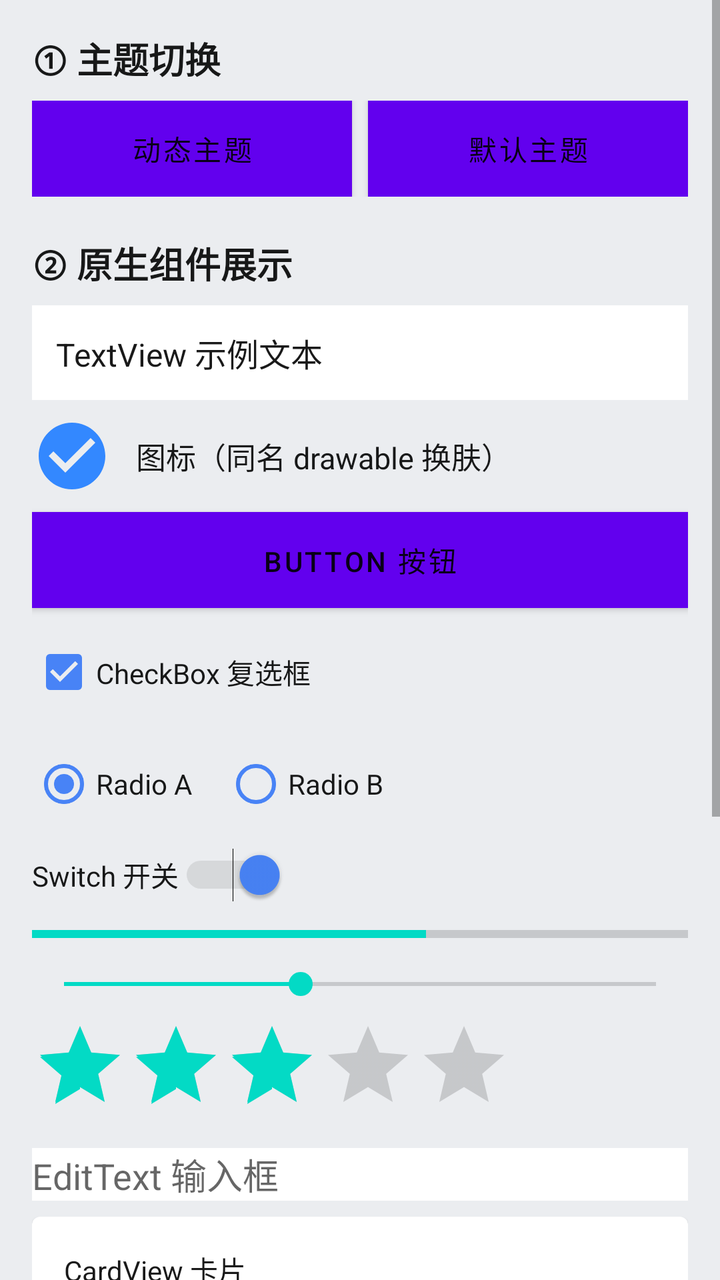
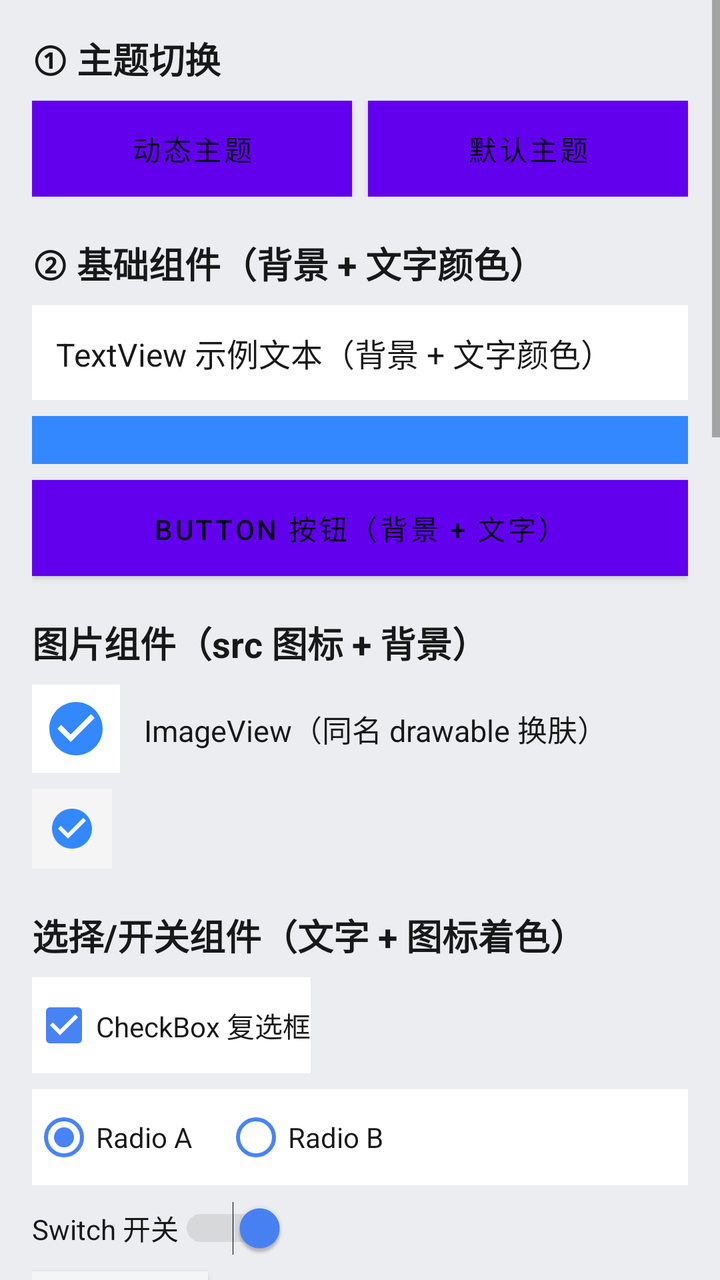

Screens rendered from an Android XML layout before and after an edit, with the pre-edit source and the edit as a unified diff.
<!-- AndroidManifest.xml: application theme AppTheme -->
<!-- res/layout/activity_main.xml -->
<?xml version="1.0" encoding="utf-8"?>
<ScrollView xmlns:android="http://schemas.android.com/apk/res/android"
    xmlns:app="http://schemas.android.com/apk/res-auto"
    xmlns:tools="http://schemas.android.com/tools"
    android:layout_width="match_parent"
    android:layout_height="match_parent"
    android:background="@color/bg_page"
    android:fillViewport="true"
    tools:context=".MainActivity">

    <LinearLayout
        android:layout_width="match_parent"
        android:layout_height="wrap_content"
        android:orientation="vertical"
        android:padding="16dp">

        
        <TextView
            android:layout_width="match_parent"
            android:layout_height="wrap_content"
            android:text="① 主题切换"
            android:textColor="@color/text_primary"
            android:textSize="18sp"
            android:textStyle="bold" />

        <LinearLayout
            android:layout_width="match_parent"
            android:layout_height="wrap_content"
            android:layout_marginTop="8dp"
            android:orientation="horizontal">

            <Button
                android:layout_width="0dp"
                android:layout_height="wrap_content"
                android:layout_weight="1"
                android:layout_marginEnd="8dp"
                android:background="@color/main_style"
                android:onClick="skinDynamic"
                android:text="动态主题"
                android:textColor="@color/text_primary" />

            <Button
                android:layout_width="0dp"
                android:layout_height="wrap_content"
                android:layout_weight="1"
                android:background="@color/colorAccent"
                android:onClick="skinDefault"
                android:text="默认主题"
                android:textColor="@color/text_primary" />
        </LinearLayout>

        
        <TextView
            android:layout_width="match_parent"
            android:layout_height="wrap_content"
            android:layout_marginTop="20dp"
            android:text="② 原生组件展示"
            android:textColor="@color/text_primary"
            android:textSize="18sp"
            android:textStyle="bold" />

        <TextView
            android:layout_width="match_parent"
            android:layout_height="wrap_content"
            android:layout_marginTop="8dp"
            android:background="@color/dialog_bg"
            android:padding="12dp"
            android:text="TextView 示例文本"
            android:textColor="@color/text_primary"
            android:textSize="16sp" />

        
        <LinearLayout
            android:layout_width="match_parent"
            android:layout_height="wrap_content"
            android:layout_marginTop="8dp"
            android:gravity="center_vertical"
            android:orientation="horizontal">

            <ImageView
                android:layout_width="40dp"
                android:layout_height="40dp"
                android:src="@drawable/ic_skin_demo" />

            <TextView
                android:layout_width="wrap_content"
                android:layout_height="wrap_content"
                android:layout_marginStart="12dp"
                android:text="图标（同名 drawable 换肤）"
                android:textColor="@color/text_primary"
                android:textSize="15sp" />
        </LinearLayout>

        <Button
            android:layout_width="match_parent"
            android:layout_height="wrap_content"
            android:layout_marginTop="8dp"
            android:background="@color/main_style"
            android:text="Button 按钮"
            android:textColor="@color/text_primary" />

        <CheckBox
            android:layout_width="wrap_content"
            android:layout_height="wrap_content"
            android:layout_marginTop="8dp"
            android:buttonTint="@color/skin_item_color"
            android:checked="true"
            android:text="CheckBox 复选框"
            android:textColor="@color/text_primary" />

        <RadioGroup
            android:layout_width="match_parent"
            android:layout_height="wrap_content"
            android:layout_marginTop="8dp"
            android:orientation="horizontal">

            <RadioButton
                android:layout_width="wrap_content"
                android:layout_height="wrap_content"
                android:buttonTint="@color/skin_item_color"
                android:checked="true"
                android:text="Radio A"
                android:textColor="@color/text_primary" />

            <RadioButton
                android:layout_width="wrap_content"
                android:layout_height="wrap_content"
                android:layout_marginStart="16dp"
                android:buttonTint="@color/skin_item_color"
                android:text="Radio B"
                android:textColor="@color/text_primary" />
        </RadioGroup>

        <Switch
            android:layout_width="wrap_content"
            android:layout_height="wrap_content"
            android:layout_marginTop="8dp"
            android:checked="true"
            android:text="Switch 开关"
            android:textColor="@color/text_primary"
            android:thumbTint="@color/skin_item_color"
            android:trackTint="@color/color_third" />

        <ProgressBar
            style="?android:attr/progressBarStyleHorizontal"
            android:layout_width="match_parent"
            android:layout_height="wrap_content"
            android:layout_marginTop="8dp"
            android:max="100"
            android:progress="60" />

        <SeekBar
            android:layout_width="match_parent"
            android:layout_height="wrap_content"
            android:layout_marginTop="8dp"
            android:max="100"
            android:progress="40" />

        <RatingBar
            android:layout_width="wrap_content"
            android:layout_height="wrap_content"
            android:layout_marginTop="8dp"
            android:numStars="5"
            android:rating="3" />

        <EditText
            android:layout_width="match_parent"
            android:layout_height="wrap_content"
            android:layout_marginTop="8dp"
            android:background="@color/dialog_bg"
            android:hint="EditText 输入框"
            android:textColor="@color/text_primary"
            android:textColorHint="@color/text_hint" />

        <com.google.android.material.card.MaterialCardView
            android:layout_width="match_parent"
            android:layout_height="wrap_content"
            android:layout_marginTop="8dp"
            app:cardBackgroundColor="@color/dialog_bg">

            <TextView
                android:layout_width="match_parent"
                android:layout_height="wrap_content"
                android:padding="16dp"
                android:text="CardView 卡片"
                android:textColor="@color/text_primary" />
        </com.google.android.material.card.MaterialCardView>

        
        <TextView
            android:layout_width="match_parent"
            android:layout_height="wrap_content"
            android:layout_marginTop="20dp"
            android:text="③ 弹框入口"
            android:textColor="@color/text_primary"
            android:textSize="18sp"
            android:textStyle="bold" />

        <Button
            android:layout_width="match_parent"
            android:layout_height="wrap_content"
            android:layout_marginTop="8dp"
            android:background="@color/main_style"
            android:onClick="openComposeDemo"
            android:text="Compose 组件案例页"
            android:textColor="@color/text_primary" />

        <Button
            android:layout_width="match_parent"
            android:layout_height="wrap_content"
            android:layout_marginTop="8dp"
            android:background="@color/main_style"
            android:onClick="openPopupWindow"
            android:text="弹 PopupWindow"
            android:textColor="@color/text_primary" />

        <Button
            android:layout_width="match_parent"
            android:layout_height="wrap_content"
            android:layout_marginTop="8dp"
            android:background="@color/main_style"
            android:onClick="openTestDialog"
            android:text="弹 DialogFragment"
            android:textColor="@color/text_primary" />

        <Button
            android:layout_width="match_parent"
            android:layout_height="wrap_content"
            android:layout_marginTop="8dp"
            android:background="@color/main_style"
            android:onClick="openNativeDialog"
            android:text="弹原生 Dialog"
            android:textColor="@color/text_primary" />

        <Button
            android:layout_width="match_parent"
            android:layout_height="wrap_content"
            android:layout_marginTop="8dp"
            android:background="@color/main_style"
            android:onClick="openMultiLevelDialog"
            android:text="弹多层弹框（列表）"
            android:textColor="@color/text_primary" />

    </LinearLayout>
</ScrollView>
<!-- resources referenced by this layout -->
<resources>
  <color name="bg_page">#FFEBEDF0</color>
  <color name="colorAccent">#03DAC5</color>
  <color name="color_third">#59000000</color>
  <color name="dialog_bg">#FFFFFFFF</color>
  <color name="main_style">#3388FF</color>
  <color name="skin_item_color">#4883F6</color>
  <color name="text_hint">#99000000</color>
  <color name="text_primary">#E6000000</color>
  <!-- drawable ic_skin_demo (drawable) -->
  <?xml version="1.0" encoding="utf-8"?>
  <vector xmlns:android="http://schemas.android.com/apk/res/android"
      android:width="24dp"
      android:height="24dp"
      android:viewportWidth="24"
      android:viewportHeight="24">
      <path
          android:fillColor="#3388FF"
          android:pathData="M12,2C6.48,2 2,6.48 2,12s4.48,10 10,10 10,-4.48 10,-10S17.52,2 12,2zM10,17l-5,-5 1.41,-1.41L10,14.17l7.59,-7.59L19,8l-9,9z" />
  </vector>
  <style name="AppTheme" parent="Theme.MaterialComponents.DayNight.DarkActionBar">
          
          <item name="colorPrimary">@color/colorPrimary</item>
          <item name="colorPrimaryDark">@color/colorPrimaryDark</item>
          <item name="colorAccent">@color/colorAccent</item>
      </style>
  <color name="colorPrimary">#6200EE</color>
  <color name="colorPrimaryDark">#3700B3</color>
</resources>

<!-- the commit's change to res/layout/activity_main.xml (unified diff, before → after) -->
@@ -54,22 +54,48 @@
             android:layout_width="match_parent"
             android:layout_height="wrap_content"
             android:layout_marginTop="20dp"
-            android:text="② 原生组件展示"
-            android:textColor="@color/text_primary"
-            android:textSize="18sp"
-            android:textStyle="bold" />
-
+            android:text="② 基础组件（背景 + 文字颜色）"
+            android:textColor="@color/text_primary"
+            android:textSize="18sp"
+            android:textStyle="bold" />
+
+        
         <TextView
             android:layout_width="match_parent"
             android:layout_height="wrap_content"
             android:layout_marginTop="8dp"
             android:background="@color/dialog_bg"
             android:padding="12dp"
-            android:text="TextView 示例文本"
+            android:text="TextView 示例文本（背景 + 文字颜色）"
             android:textColor="@color/text_primary"
             android:textSize="16sp" />
 
         
+        <View
+            android:layout_width="match_parent"
+            android:layout_height="24dp"
+            android:layout_marginTop="8dp"
+            android:background="@color/main_style" />
+
+        
+        <Button
+            android:layout_width="match_parent"
+            android:layout_height="wrap_content"
+            android:layout_marginTop="8dp"
+            android:background="@color/main_style"
+            android:text="Button 按钮（背景 + 文字）"
+            android:textColor="@color/text_primary" />
+
+        
+        <TextView
+            android:layout_width="match_parent"
+            android:layout_height="wrap_content"
+            android:layout_marginTop="20dp"
+            android:text="图片组件（src 图标 + 背景）"
+            android:textColor="@color/text_primary"
+            android:textSize="18sp"
+            android:textStyle="bold" />
+
         <LinearLayout
             android:layout_width="match_parent"
             android:layout_height="wrap_content"
@@ -78,31 +104,45 @@
             android:orientation="horizontal">
 
             <ImageView
-                android:layout_width="40dp"
-                android:layout_height="40dp"
+                android:layout_width="44dp"
+                android:layout_height="44dp"
+                android:background="@color/dialog_bg"
+                android:padding="6dp"
                 android:src="@drawable/ic_skin_demo" />
 
             <TextView
                 android:layout_width="wrap_content"
                 android:layout_height="wrap_content"
                 android:layout_marginStart="12dp"
-                android:text="图标（同名 drawable 换肤）"
+                android:text="ImageView（同名 drawable 换肤）"
                 android:textColor="@color/text_primary"
                 android:textSize="15sp" />
         </LinearLayout>
 
-        <Button
-            android:layout_width="match_parent"
-            android:layout_height="wrap_content"
-            android:layout_marginTop="8dp"
-            android:background="@color/main_style"
-            android:text="Button 按钮"
-            android:textColor="@color/text_primary" />
-
+        <ImageButton
+            android:layout_width="wrap_content"
+            android:layout_height="wrap_content"
+            android:layout_marginTop="8dp"
+            android:background="@color/dialog_button_bg"
+            android:padding="8dp"
+            android:src="@drawable/ic_skin_demo" />
+
+        
+        <TextView
+            android:layout_width="match_parent"
+            android:layout_height="wrap_content"
+            android:layout_marginTop="20dp"
+            android:text="选择/开关组件（文字 + 图标着色）"
+            android:textColor="@color/text_primary"
+            android:textSize="18sp"
+            android:textStyle="bold" />
+
+        
         <CheckBox
             android:layout_width="wrap_content"
             android:layout_height="wrap_content"
             android:layout_marginTop="8dp"
+            android:background="@color/dialog_bg"
             android:buttonTint="@color/skin_item_color"
             android:checked="true"
             android:text="CheckBox 复选框"
@@ -112,6 +152,7 @@
             android:layout_width="match_parent"
             android:layout_height="wrap_content"
             android:layout_marginTop="8dp"
+            android:background="@color/dialog_bg"
             android:orientation="horizontal">
 
             <RadioButton
@@ -131,6 +172,7 @@
                 android:textColor="@color/text_primary" />
         </RadioGroup>
 
+        
         <Switch
             android:layout_width="wrap_content"
             android:layout_height="wrap_content"
@@ -141,28 +183,97 @@
             android:thumbTint="@color/skin_item_color"
             android:trackTint="@color/color_third" />
 
+        
+        <ToggleButton
+            android:layout_width="wrap_content"
+            android:layout_height="wrap_content"
+            android:layout_marginTop="8dp"
+            android:background="@color/dialog_button_bg"
+            android:checked="true"
+            android:textOff="关"
+            android:textOn="开"
+            android:textColor="@color/text_primary" />
+
+        
+        <CheckedTextView
+            android:layout_width="wrap_content"
+            android:layout_height="wrap_content"
+            android:layout_marginTop="8dp"
+            android:background="@color/dialog_bg"
+            android:checkMark="@android:drawable/btn_radio"
+            android:checked="true"
+            android:padding="8dp"
+            android:text="CheckedTextView 选中项"
+            android:textColor="@color/text_primary" />
+
+        
+        <TextView
+            android:layout_width="match_parent"
+            android:layout_height="wrap_content"
+            android:layout_marginTop="20dp"
+            android:text="进度组件（进度/轨道/滑块/星星着色）"
+            android:textColor="@color/text_primary"
+            android:textSize="18sp"
+            android:textStyle="bold" />
+
+        
         <ProgressBar
             style="?android:attr/progressBarStyleHorizontal"
             android:layout_width="match_parent"
             android:layout_height="wrap_content"
             android:layout_marginTop="8dp"
+            android:background="@color/dialog_bg"
             android:max="100"
-            android:progress="60" />
-
+            android:progress="60"
+            android:progressBackgroundTint="@color/color_third"
+            android:progressTint="@color/main_style"
+            android:secondaryProgress="80"
+            android:secondaryProgressTint="@color/dialog_action_btn_primary" />
+
+        
+        <ProgressBar
+            style="?android:attr/progressBarStyle"
+            android:layout_width="wrap_content"
+            android:layout_height="wrap_content"
+            android:layout_marginTop="8dp"
+            android:indeterminateTint="@color/main_style" />
+
+        
         <SeekBar
             android:layout_width="match_parent"
             android:layout_height="wrap_content"
             android:layout_marginTop="8dp"
+            android:background="@color/dialog_bg"
             android:max="100"
-            android:progress="40" />
-
+            android:progress="40"
+            android:progressBackgroundTint="@color/color_third"
+            android:progressTint="@color/main_style"
+            android:thumbTint="@color/skin_item_color"
+            android:tickMarkTint="@color/color_third" />
+
+        
         <RatingBar
             android:layout_width="wrap_content"
             android:layout_height="wrap_content"
             android:layout_marginTop="8dp"
+            android:background="@color/dialog_bg"
             android:numStars="5"
-            android:rating="3" />
-
+            android:progressBackgroundTint="@color/color_third"
+            android:progressTint="@color/main_style"
+            android:rating="3"
+            android:secondaryProgressTint="@color/dialog_action_btn_primary" />
+
+        
+        <TextView
+            android:layout_width="match_parent"
+            android:layout_height="wrap_content"
+            android:layout_marginTop="20dp"
+            android:text="输入/时间组件（背景 + 文字 + 提示色）"
+            android:textColor="@color/text_primary"
+            android:textSize="18sp"
+            android:textStyle="bold" />
+
+        
         <EditText
             android:layout_width="match_parent"
             android:layout_height="wrap_content"
@@ -172,6 +283,47 @@
             android:textColor="@color/text_primary"
             android:textColorHint="@color/text_hint" />
 
+        
+        <AutoCompleteTextView
+            android:layout_width="match_parent"
+            android:layout_height="wrap_content"
+            android:layout_marginTop="8dp"
+            android:background="@color/dialog_bg"
+            android:completionThreshold="1"
+            android:hint="AutoCompleteTextView 自动补全"
+            android:textColor="@color/text_primary" />
+
+        
+        <MultiAutoCompleteTextView
+            android:layout_width="match_parent"
+            android:layout_height="wrap_content"
+            android:layout_marginTop="8dp"
+            android:background="@color/dialog_bg"
+            android:hint="MultiAutoCompleteTextView 多项补全"
+            android:textColor="@color/text_primary" />
+
+        
+        <TextClock
+            android:layout_width="wrap_content"
+            android:layout_height="wrap_content"
+            android:layout_marginTop="8dp"
+            android:background="@color/dialog_bg"
+            android:format24Hour="HH:mm:ss"
+            android:padding="12dp"
+            android:textColor="@color/text_primary"
+            android:textSize="20sp" />
+
+        
+        <TextView
+            android:layout_width="match_parent"
+            android:layout_height="wrap_content"
+            android:layout_marginTop="20dp"
+            android:text="Material 组件（卡片/标签/输入框/下拉）"
+            android:textColor="@color/text_primary"
+            android:textSize="18sp"
+            android:textStyle="bold" />
+
+        
         <com.google.android.material.card.MaterialCardView
             android:layout_width="match_parent"
             android:layout_height="wrap_content"
@@ -182,9 +334,66 @@
                 android:layout_width="match_parent"
                 android:layout_height="wrap_content"
                 android:padding="16dp"
-                android:text="CardView 卡片"
+                android:text="MaterialCardView 卡片（cardBackgroundColor）"
                 android:textColor="@color/text_primary" />
         </com.google.android.material.card.MaterialCardView>
+
+        
+        <com.google.android.material.chip.Chip
+            android:layout_width="wrap_content"
+            android:layout_height="wrap_content"
+            android:layout_marginTop="8dp"
+            android:background="@color/dialog_button_bg"
+            android:text="Chip 标签"
+            android:textColor="@color/text_primary" />
+
+        
+        <com.google.android.material.tabs.TabLayout
+            android:layout_width="match_parent"
+            android:layout_height="wrap_content"
+            android:layout_marginTop="8dp"
+            android:background="@color/dialog_bg"
+            app:tabIndicatorColor="@color/main_style"
+            app:tabSelectedTextColor="@color/text_primary"
+            app:tabTextColor="@color/text_hint">
+
+            <com.google.android.material.tabs.TabItem
+                android:layout_width="wrap_content"
+                android:layout_height="wrap_content"
+                android:text="标签 1" />
+
+            <com.google.android.material.tabs.TabItem
+                android:layout_width="wrap_content"
+                android:layout_height="wrap_content"
+                android:text="标签 2" />
+
+            <com.google.android.material.tabs.TabItem
+                android:layout_width="wrap_content"
+                android:layout_height="wrap_content"
+                android:text="标签 3" />
+        </com.google.android.material.tabs.TabLayout>
+
+        
+        <com.google.android.material.textfield.TextInputLayout
+            android:layout_width="match_parent"
+            android:layout_height="wrap_content"
+            android:layout_marginTop="8dp"
+            android:background="@color/dialog_bg"
+            android:hint="TextInputLayout 输入框"
+            app:hintTextColor="@color/text_hint">
+
+            <com.google.android.material.textfield.TextInputEditText
+                android:layout_width="match_parent"
+                android:layout_height="wrap_content"
+                android:textColor="@color/text_primary" />
+        </com.google.android.material.textfield.TextInputLayout>
+
+        
+        <Spinner
+            android:layout_width="match_parent"
+            android:layout_height="wrap_content"
+            android:layout_marginTop="8dp"
+            android:background="@color/dialog_bg" />
 
         
         <TextView
@@ -210,6 +419,15 @@
             android:layout_height="wrap_content"
             android:layout_marginTop="8dp"
             android:background="@color/main_style"
+            android:onClick="openBydWidgetDemo"
+            android:text="比亚迪官方控件演示页"
+            android:textColor="@color/text_primary" />
+
+        <Button
+            android:layout_width="match_parent"
+            android:layout_height="wrap_content"
+            android:layout_marginTop="8dp"
+            android:background="@color/main_style"
             android:onClick="openPopupWindow"
             android:text="弹 PopupWindow"
             android:textColor="@color/text_primary" />
<!-- resource entries referenced after the edit -->
@@ -3,7 +3,9 @@
   <color name="bg_page">#FFEBEDF0</color>
   <color name="colorAccent">#03DAC5</color>
   <color name="color_third">#59000000</color>
+  <color name="dialog_action_btn_primary">#FF2781DB</color>
   <color name="dialog_bg">#FFFFFFFF</color>
+  <color name="dialog_button_bg">#FFF5F5F5</color>
   <color name="main_style">#3388FF</color>
   <color name="skin_item_color">#4883F6</color>
   <color name="text_hint">#99000000</color>
